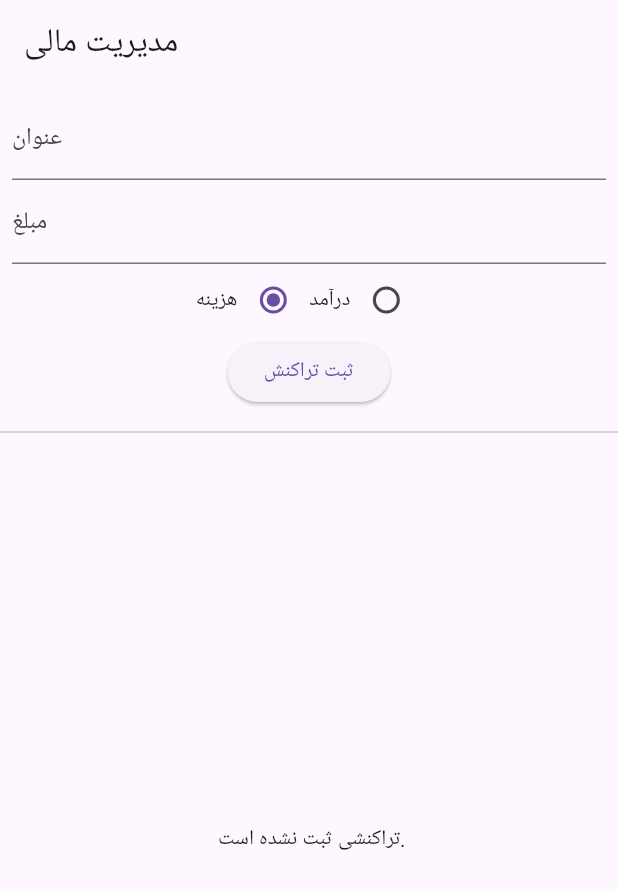
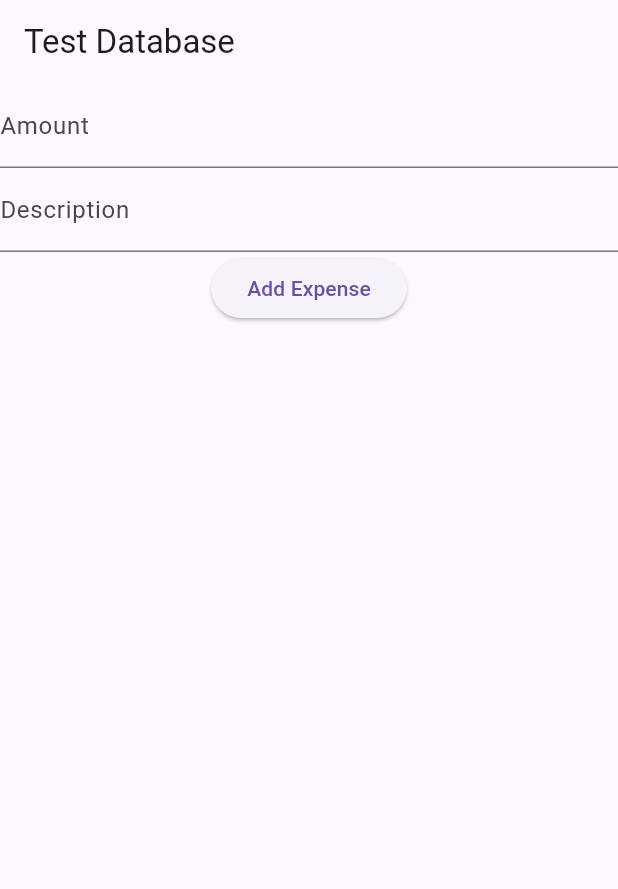
Before and after one commit to iamsaeedbm/flutter_drift_crud, a Flutter app: the screen it shows after launch, on a phone screen of 412 x 824 dp. Shown: the top 889 px of the screen. Run offline on Flutter 3.47's test engine with Material 3 defaults, Android fonts, the phone set to English and light mode, and no system bars; our stand-ins replace drift; accounts and stored records are empty; generated files the repository leaves out were written again.

Commit message:
modify database & make crud

```diff
--- a/lib/database/database.dart
+++ b/lib/database/database.dart
@@ -1,61 +1,60 @@
-// file: lib/database.dart
-
-import 'dart:io';
-
 import 'package:drift/drift.dart';
 import 'package:drift/native.dart';
 import 'package:path_provider/path_provider.dart';
 import 'package:path/path.dart' as p;
+import 'dart:io';
 
-// این قسمت برای تولید کد اتوماتیک لازمه
 part 'database.g.dart';
 
-// تعریف جدول تراکنش‌ها
-class Transactions extends Table {
-  // شناسه اصلی که خودکار زیاد میشه
+// تعریف جدول هزینه‌ها
+@DataClassName('Expense')
+class Expenses extends Table {
   IntColumn get id => integer().autoIncrement()();
-  // عنوان تراکنش
-  TextColumn get title => text().withLength(min: 1, max: 50)();
-  // مبلغ تراکنش
   RealColumn get amount => real()();
-  // تاریخ تراکنش که موقع ثبت، زمان حال رو میگیره
-  DateTimeColumn get transactionDate =>
-      dateTime().clientDefault(() => DateTime.now())();
-  // نوع تراکنش: 0 برای هزینه، 1 برای درآمد
-  IntColumn get transactionType => integer()();
+  TextColumn get description => text().withLength(max: 255)();
+  DateTimeColumn get date => dateTime()();
 }
 
-// تعریف کلاس دیتابیس
-@DriftDatabase(tables: [Transactions])
+// تعریف جدول درآمدها
+@DataClassName('Income')
+class Incomes extends Table {
+  IntColumn get id => integer().autoIncrement()();
+  RealColumn get amount => real()();
+  TextColumn get description => text().withLength(max: 255)();
+  DateTimeColumn get date => dateTime()();
+}
+
+// تعریف دیتابیس
+@DriftDatabase(tables: [Expenses, Incomes])
 class AppDatabase extends _$AppDatabase {
   AppDatabase() : super(_openConnection());
 
   @override
   int get schemaVersion => 1;
-  // --- توابع جدید ---
 
-  // تابعی برای گرفتن تمام تراکنش‌ها
-  Future<List<Transaction>> getAllTransactions() => select(transactions).get();
+  // عملیات CRUD برای هزینه‌ها
+  Future<List<Expense>> getAllExpenses() => select(expenses).get();
+  Future<int> addExpense(ExpensesCompanion expense) =>
+      into(expenses).insert(expense);
+  Future<bool> updateExpense(Expense expense) =>
+      update(expenses).replace(expense);
+  Future<int> deleteExpense(int id) =>
+      (delete(expenses)..where((tbl) => tbl.id.equals(id))).go();
 
-  // تابعی برای تماشای تمام تراکنش‌ها (به صورت Stream)
-  // با این تابع، هر تغییری در دیتابیس، لیست رو آپدیت میکنه
-  Stream<List<Transaction>> watchAllTransactions() =>
-      select(transactions).watch();
-
-  // تابعی برای اضافه کردن یک تراکنش جدید
-  Future<int> addTransaction(TransactionsCompanion entry) {
-    return into(transactions).insert(entry);
-  }
+  // عملیات CRUD برای درآمدها
+  Future<List<Income>> getAllIncomes() => select(incomes).get();
+  Future<int> addIncome(IncomesCompanion income) =>
+      into(incomes).insert(income);
+  Future<bool> updateIncome(Income income) => update(incomes).replace(income);
+  Future<int> deleteIncome(int id) =>
+      (delete(incomes)..where((tbl) => tbl.id.equals(id))).go();
 }
 
-// تابعی برای باز کردن و اتصال به دیتابیس
-LazyDatabase _openConnection() {
+// اتصال به دیتابیس
+QueryExecutor _openConnection() {
   return LazyDatabase(() async {
     final dbFolder = await getApplicationDocumentsDirectory();
-    final file = File(p.join(dbFolder.path, 'db.sqlite'));
+    final file = File(p.join(dbFolder.path, 'finance_app.sqlite'));
     return NativeDatabase(file);
   });
 }
-
-// یک نمونه سراسری از دیتابیس برای دسترسی آسان
-final database = AppDatabase();
--- a/lib/main.dart
+++ b/lib/main.dart
@@ -1,137 +1,88 @@
-// file: lib/main.dart
-
 import 'package:flutter/material.dart';
+import 'package:flutter_drift_crud/database/database.dart';
 import 'package:drift/drift.dart' as drift;
-import 'package:flutter_drift_crud/database/database.dart';
 
 void main() {
-  runApp(const MyApp());
+  runApp(MyApp());
 }
 
 class MyApp extends StatelessWidget {
-  const MyApp({super.key});
-
   @override
   Widget build(BuildContext context) {
-    return MaterialApp(title: 'Money Manager', home: HomePage());
+    return MaterialApp(home: HomePage());
   }
 }
 
 class HomePage extends StatefulWidget {
-  const HomePage({super.key});
-
   @override
-  State<HomePage> createState() => _HomePageState();
+  _HomePageState createState() => _HomePageState();
 }
 
 class _HomePageState extends State<HomePage> {
-  final TextEditingController _titleController = TextEditingController();
+  final AppDatabase _database = AppDatabase();
   final TextEditingController _amountController = TextEditingController();
-  int _transactionType = 0; // 0 for Expense, 1 for Income
+  final TextEditingController _descriptionController = TextEditingController();
 
-  void _addTransaction() {
-    final title = _titleController.text;
-    final amount = double.tryParse(_amountController.text);
-
-    if (title.isNotEmpty && amount != null) {
-      final newTransaction = TransactionsCompanion(
-        title: drift.Value(title),
-        amount: drift.Value(amount),
-        transactionType: drift.Value(_transactionType),
-        // نیازی به دادن تاریخ نیست، خودش اتوماتیک ثبت میشه
-      );
-
-      database.addTransaction(newTransaction);
-
-      // پاک کردن فیلدها بعد از ثبت
-      _titleController.clear();
-      _amountController.clear();
-    }
+  @override
+  void dispose() {
+    _database.close();
+    _amountController.dispose();
+    _descriptionController.dispose();
+    super.dispose();
   }
 
   @override
   Widget build(BuildContext context) {
     return Scaffold(
-      appBar: AppBar(title: Text('مدیریت مالی')),
+      appBar: AppBar(title: Text('Test Database')),
       body: Column(
         children: [
-          // بخش فرم برای اضافه کردن تراکنش
-          Padding(
-            padding: const EdgeInsets.all(8.0),
-            child: Column(
-              children: [
           TextField(
-                  controller: _titleController,
-                  decoration: InputDecoration(labelText: 'عنوان'),
+            controller: _amountController,
+            keyboardType: TextInputType.number,
+            decoration: InputDecoration(labelText: 'Amount'),
           ),
           TextField(
-                  controller: _amountController,
-                  decoration: InputDecoration(labelText: 'مبلغ'),
-                  keyboardType: TextInputType.number,
-                ),
-                Row(
-                  mainAxisAlignment: MainAxisAlignment.center,
-                  children: [
-                    Text('هزینه'),
-                    Radio<int>(
-                      value: 0,
-                      groupValue: _transactionType,
-                      onChanged: (v) => setState(() => _transactionType = v!),
-                    ),
-                    Text('درآمد'),
-                    Radio<int>(
-                      value: 1,
-                      groupValue: _transactionType,
-                      onChanged: (v) => setState(() => _transactionType = v!),
-                    ),
-                  ],
+            controller: _descriptionController,
+            decoration: InputDecoration(labelText: 'Description'),
           ),
           ElevatedButton(
-                  onPressed: _addTransaction,
-                  child: Text('ثبت تراکنش'),
+            onPressed: () async {
+              if (_amountController.text.isNotEmpty &&
+                  _descriptionController.text.isNotEmpty) {
+                await _database.addExpense(
+                  ExpensesCompanion(
+                    amount: drift.Value(double.parse(_amountController.text)),
+                    description: drift.Value(_descriptionController.text),
+                    date: drift.Value(DateTime.now()),
                   ),
-              ],
+                );
+                setState(() {});
+              }
+            },
+            child: Text('Add Expense'),
           ),
-          ),
-
-          // خط جداکننده
-          Divider(),
-
-          // بخش نمایش لیست تراکنش‌ها
           Expanded(
-            child: StreamBuilder<List<Transaction>>(
-              stream: database.watchAllTransactions(),
+            child: FutureBuilder<List<Expense>>(
+              future: _database.getAllExpenses(),
               builder: (context, snapshot) {
-                if (snapshot.connectionState == ConnectionState.waiting) {
+                if (!snapshot.hasData) {
                   return Center(child: CircularProgressIndicator());
                 }
-                if (snapshot.hasError) {
-                  return Center(child: Text('خطا: ${snapshot.error}'));
-                }
-                final transactions = snapshot.data ?? [];
-                if (transactions.isEmpty) {
-                  return Center(child: Text(' تراکنشی ثبت نشده است.'));
-                }
-
+                final expenses = snapshot.data!;
                 return ListView.builder(
-                  itemCount: transactions.length,
+                  itemCount: expenses.length,
                   itemBuilder: (context, index) {
-                    final transaction = transactions[index];
-                    final isExpense = transaction.transactionType == 0;
+                    final expense = expenses[index];
                     return ListTile(
-                      leading: Icon(
-                        isExpense ? Icons.arrow_downward : Icons.arrow_upward,
-                        color: isExpense ? Colors.red : Colors.green,
-                      ),
-                      title: Text(transaction.title),
-                      subtitle: Text(
-                        '${transaction.transactionDate.toLocal()}',
-                      ),
-                      trailing: Text(
-                        '${transaction.amount} تومان',
-                        style: TextStyle(
-                          color: isExpense ? Colors.red : Colors.green,
-                        ),
+                      title: Text(expense.description),
+                      subtitle: Text('${expense.amount} - ${expense.date}'),
+                      trailing: IconButton(
+                        icon: Icon(Icons.delete),
+                        onPressed: () async {
+                          await _database.deleteExpense(expense.id);
+                          setState(() {});
+                        },
                       ),
                     );
                   },
```
Also changed, not shown: lib/database/database.g.dart. Lines whose indentation alone changed are shown as unchanged.
